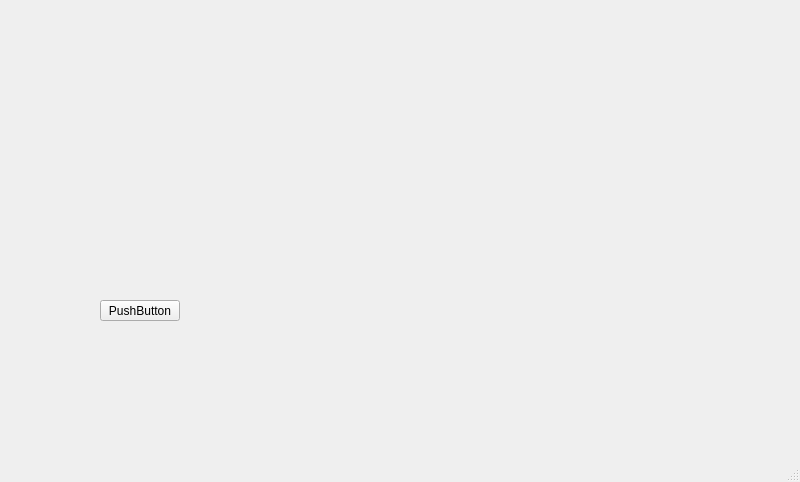
Old version of the form mainwindow.ui in the repository dionisiyKD/first_course_project.
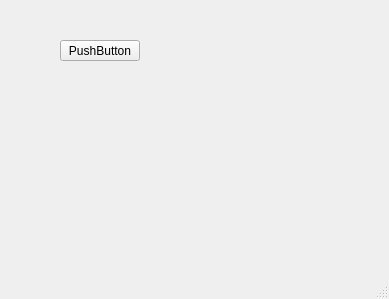
New version of the form.

Diff of the .ui file:
```diff
--- a/mainwindow.ui
+++ b/mainwindow.ui
@@ -6,8 +6,8 @@
    <rect>
     <x>0</x>
     <y>0</y>
-    <width>800</width>
-    <height>482</height>
+    <width>389</width>
+    <height>299</height>
    </rect>
   </property>
   <property name="windowTitle">
@@ -17,8 +17,8 @@
    <widget class="QPushButton" name="pushButton">
     <property name="geometry">
      <rect>
-      <x>100</x>
-      <y>300</y>
+      <x>60</x>
+      <y>40</y>
       <width>80</width>
       <height>21</height>
      </rect>
```
Left out of the diff: 2 changed lines with no effect on the pictures.
